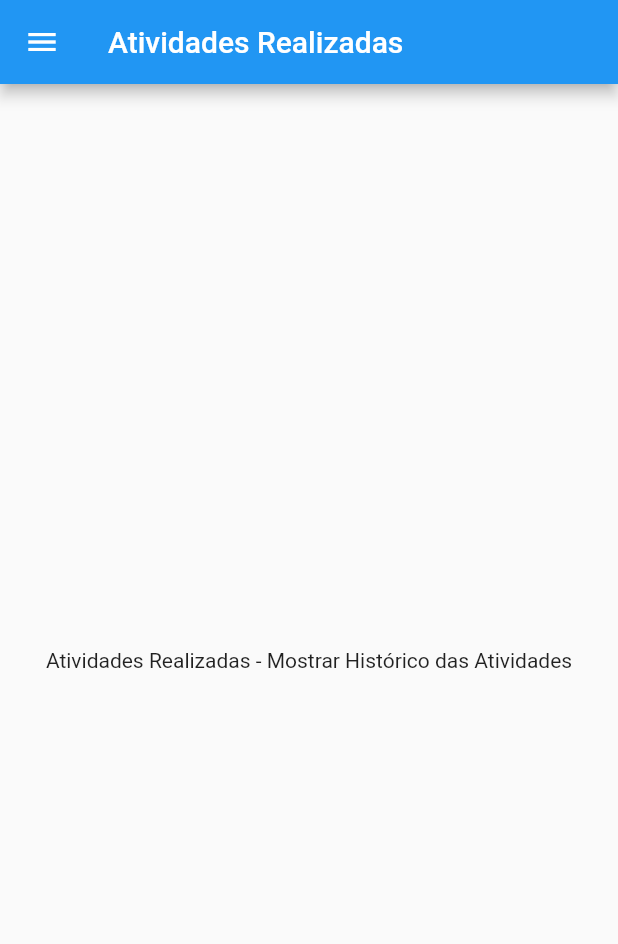
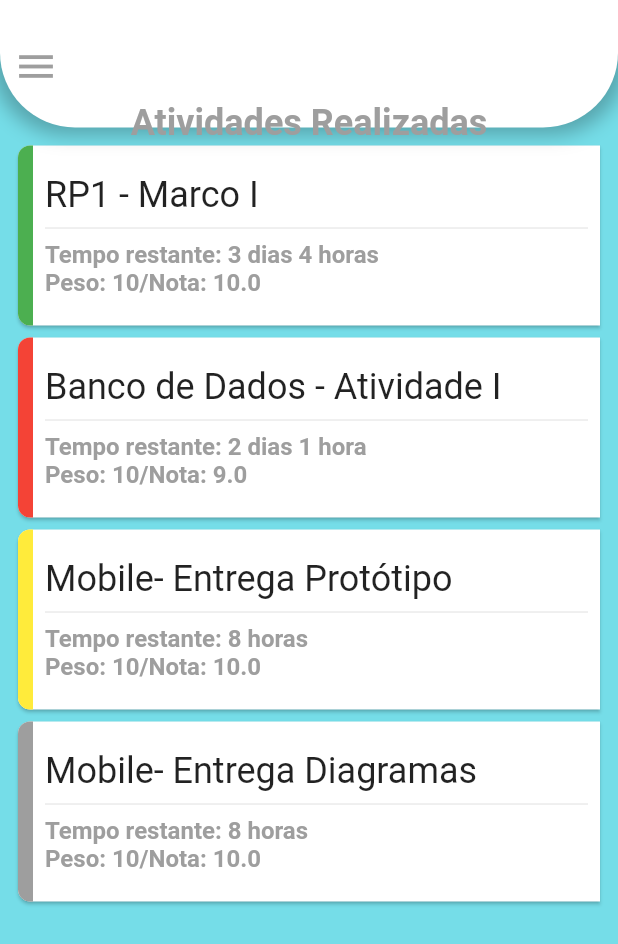
Before and after one commit to Judsonn/SmartMoodle, a Flutter app: the MyActivitiesHistoricContentPage screen opened directly, on a phone screen of 412 x 824 dp. Shown: the top 944 px of the screen. Run offline on Flutter 3.47's test engine with Material 2 defaults, Android fonts, the phone set to English and light mode, and no system bars; our stand-ins replace cloud_firestore; accounts and stored records are empty.

Commit message:
Activities Done page

```diff
--- a/lib/pages/activities/historic/my_activities_historic_content.dart
+++ b/lib/pages/activities/historic/my_activities_historic_content.dart
@@ -13,13 +13,104 @@ class _DrawerWidgetState extends State<MyActivitiesHistoricContentPage> {
   @override
   Widget build(BuildContext context) {
     return Scaffold(
-      appBar: AppBar(
-        title: Text("Atividades Realizadas"),
-        leading: GestureDetector(onTap: widget.onTap, child: Icon(Icons.menu)),
+      backgroundColor: Color(0xff75dde8),
+      appBar: PreferredSize(
+        preferredSize: Size.fromHeight(85),
+        child: Container(
+          decoration: BoxDecoration(
+            color: Colors.white,
+            borderRadius: BorderRadius.only(bottomRight: Radius.circular(50), bottomLeft: Radius.circular(50)),
+            boxShadow: [
+              BoxShadow(
+                blurRadius: 10,
+                color: Colors.black26,
+                spreadRadius: 5
+              )
+            ]
+          ),
+          child: Column(
+            children: <Widget>[
+              SizedBox(height: 20),
+              Align(
+                alignment: Alignment.centerLeft,
+                child: IconButton(
+                  icon: Icon(Icons.menu, size: 30, color: Colors.grey),
+                  onPressed: widget.onTap,
+                ),
+              ),
+              Text("Atividades Realizadas", style: TextStyle(color: Colors.grey, fontSize: 24, fontWeight: FontWeight.bold))
+            ],
+          ),
+        ),
       ),
-      body: Center(
-        child: Text("Atividades Realizadas - Mostrar Histórico das Atividades"),
-      ),
+      body: Padding(
+        padding: const EdgeInsets.all(8),
+        child: ListView.builder(
+          itemCount: listDataTest.length,
+          scrollDirection: Axis.vertical,
+          itemBuilder: (ctx, index){
+            // return Text(listDataTest[index].title);
+            return Card(
+              shape: RoundedRectangleBorder(
+                borderRadius: BorderRadius.only(
+                  bottomRight: Radius.circular(0),
+                  topRight: Radius.circular(0),
+                  bottomLeft: Radius.circular(8),
+                  topLeft: Radius.circular(8),
+                )
+              ),
+              child: Row(
+                mainAxisAlignment: MainAxisAlignment.spaceBetween,
+                children: <Widget>[
+                  Container(
+                    decoration: BoxDecoration(
+                      borderRadius: BorderRadius.only(
+                        bottomRight: Radius.circular(0),
+                        topRight: Radius.circular(0),
+                        bottomLeft: Radius.circular(8),
+                        topLeft: Radius.circular(8)),
+                      color: listDataTest[index].color,
+                    ),
+                    height: 120,
+                    width: 10,
+                  ),
+                  Expanded(
+                    child: Padding(
+                      padding: const EdgeInsets.all(8.0),
+                      child: Column(
+                        crossAxisAlignment: CrossAxisAlignment.start,
+                        children: <Widget>[
+                          Text(listDataTest[index].title, style: TextStyle(fontSize: 24)),
+                          Divider(),
+                          Text("Tempo restante: " + listDataTest[index].timeLeft, style: TextStyle(fontSize: 16, color: Colors.grey, fontWeight: FontWeight.bold)),
+                          Text("Peso: " + listDataTest[index].weight.toString() + "/Nota: " + listDataTest[index].evaluation.toString(), style: TextStyle(fontSize: 16, color: Colors.grey, fontWeight: FontWeight.bold)),
+                        ],
+                      ),
+                    ),
+                  )
+                ],
+              )
+            );
+          },
+        ),
+      )
     );
   }
 }
+
+List<DataTest> listDataTest = [
+  DataTest(title: "RP1 - Marco I", timeLeft: "3 dias 4 horas", weight: 10, evaluation: 10, color: Colors.green),
+  DataTest(title: "Banco de Dados - Atividade I", timeLeft: "2 dias 1 hora", weight: 10, evaluation: 9, color: Colors.red),
+  DataTest(title: "Mobile- Entrega Protótipo", timeLeft: "8 horas", weight: 10, evaluation: 10, color: Colors.yellow),
+  DataTest(title: "Mobile- Entrega Diagramas", timeLeft: "8 horas", weight: 10, evaluation: 10, color: Colors.grey),
+];
+
+class DataTest {
+  final String title;
+  final String timeLeft;
+  final int weight;
+  final double evaluation;
+  final Color color;
+
+  DataTest({this.title, this.timeLeft, this.weight, this.evaluation, this.color});
+}
```
